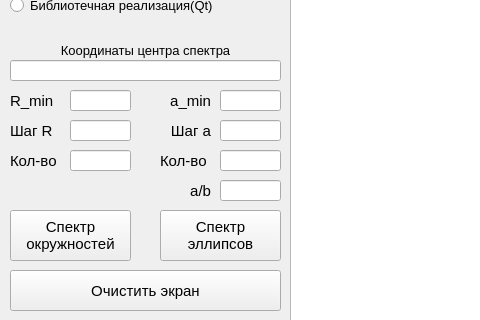
Above: lab_04/mainwindow.ui from CutNGrap/ics7-cg before the change; both pictures show x 0 to 480 and y 500 to 820 of the 1269 by 948 pixel window. Below: the same form after it.
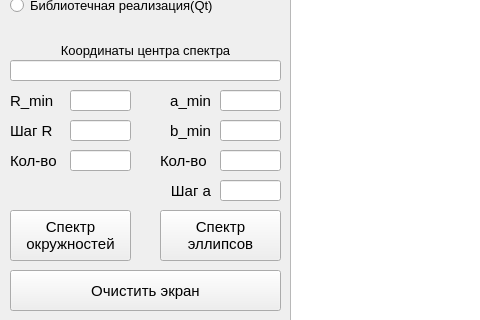
That is the form after the change.

Patch:
```diff
--- a/lab_04/mainwindow.ui
+++ b/lab_04/mainwindow.ui
@@ -568,7 +568,7 @@
      </font>
     </property>
     <property name="text">
-     <string>Шаг a</string>
+     <string>b_min</string>
     </property>
     <property name="alignment">
      <set>Qt::AlignRight|Qt::AlignTrailing|Qt::AlignVCenter</set>
@@ -703,7 +703,7 @@
      </font>
     </property>
     <property name="text">
-     <string>a/b</string>
+     <string>Шаг a</string>
     </property>
     <property name="alignment">
      <set>Qt::AlignRight|Qt::AlignTrailing|Qt::AlignVCenter</set>
```
Left out of the diff: 4 changed lines with no effect on the pictures.
